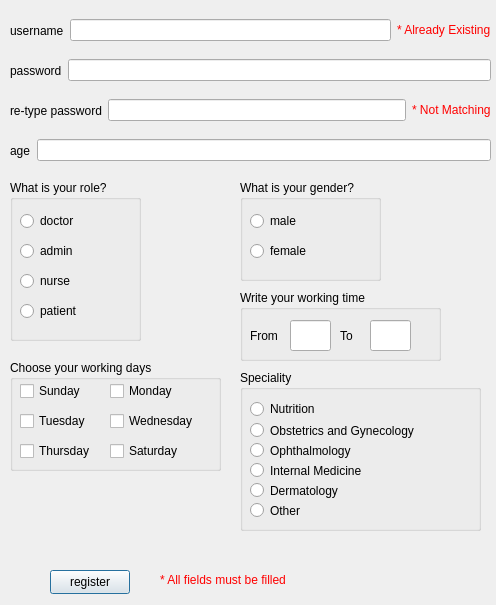
First picture: the form in registering.ui, repository habebasaad/group-project-hospital-, before the edit.
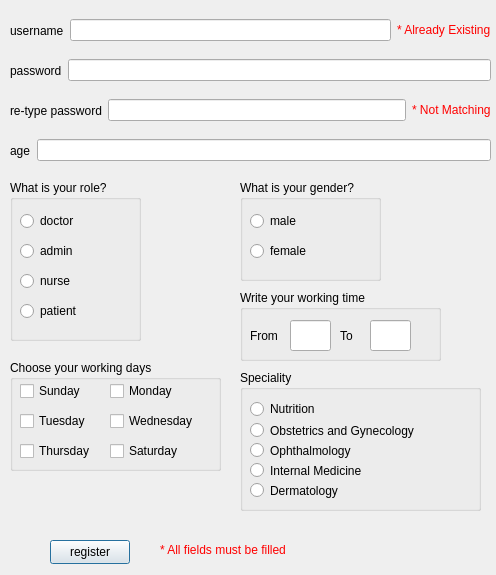
Second picture: the form after the edit.

The edit to the form file:
```diff
--- a/registering.ui
+++ b/registering.ui
@@ -7,7 +7,7 @@
     <x>0</x>
     <y>0</y>
     <width>496</width>
-    <height>605</height>
+    <height>575</height>
    </rect>
   </property>
   <property name="windowTitle">
@@ -17,7 +17,7 @@
    <property name="geometry">
     <rect>
      <x>50</x>
-     <y>570</y>
+     <y>540</y>
      <width>80</width>
      <height>24</height>
     </rect>
@@ -95,7 +95,7 @@
    <property name="geometry">
     <rect>
      <x>160</x>
-     <y>570</y>
+     <y>540</y>
      <width>151</width>
      <height>20</height>
     </rect>
@@ -401,7 +401,7 @@
      <x>240</x>
      <y>370</y>
      <width>241</width>
-     <height>161</height>
+     <height>141</height>
     </rect>
    </property>
    <property name="styleSheet">
@@ -476,19 +476,6 @@
      <string>Dermatology</string>
     </property>
    </widget>
-   <widget class="QRadioButton" name="radioButton_Dermatology_2">
-    <property name="geometry">
-     <rect>
-      <x>10</x>
-      <y>130</y>
-      <width>131</width>
-      <height>21</height>
-     </rect>
-    </property>
-    <property name="text">
-     <string>Other</string>
-    </property>
-   </widget>
   </widget>
  </widget>
  <resources/>
```
